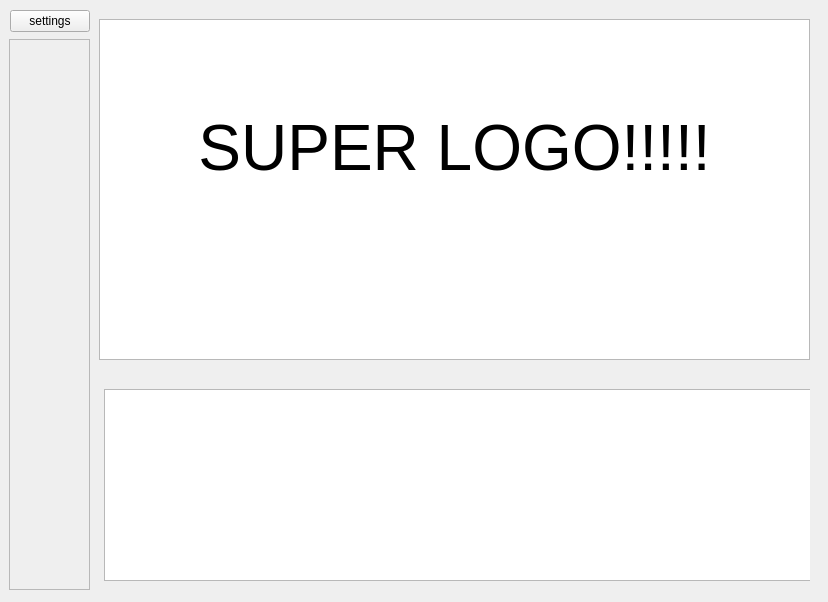
Before: the Qt Designer form ui/main_window.ui in dammmueller-calculator/calculator, drawn with Qt 5.
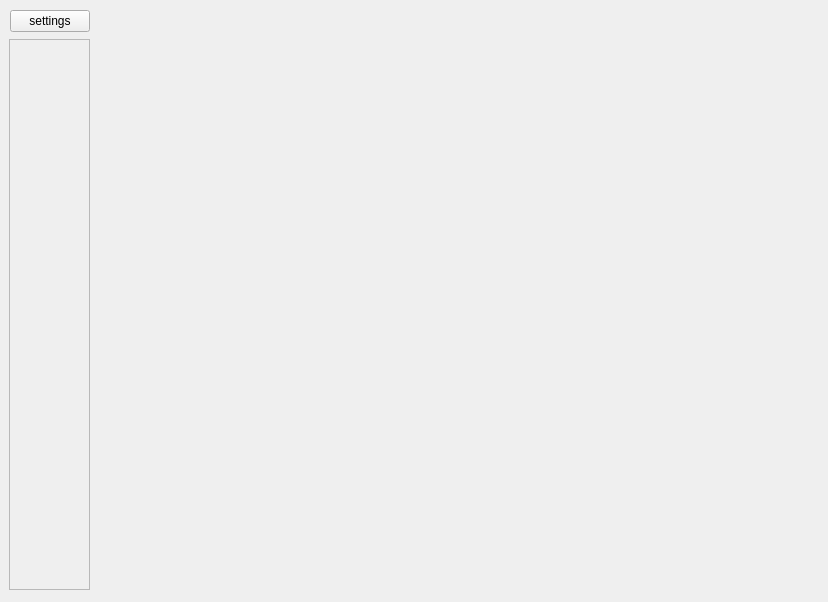
After: the same form once the commit is applied.

Diff of the .ui file:
```diff
--- a/ui/main_window.ui
+++ b/ui/main_window.ui
@@ -23,46 +23,7 @@
       <height>581</height>
      </rect>
     </property>
-    <widget class="QWidget" name="page">
-     <widget class="QTextEdit" name="logo">
-      <property name="enabled">
-       <bool>true</bool>
-      </property>
-      <property name="geometry">
-       <rect>
-        <x>10</x>
-        <y>10</y>
-        <width>711</width>
-        <height>341</height>
-       </rect>
-      </property>
-      <property name="html">
-       <string>&lt;!DOCTYPE HTML PUBLIC &quot;-//W3C//DTD HTML 4.0//EN&quot; &quot;http://www.w3.org/TR/REC-html40/strict.dtd&quot;&gt;
-&lt;html&gt;&lt;head&gt;&lt;meta name=&quot;qrichtext&quot; content=&quot;1&quot; /&gt;&lt;meta charset=&quot;utf-8&quot; /&gt;&lt;style type=&quot;text/css&quot;&gt;
-p, li { white-space: pre-wrap; }
-hr { height: 1px; border-width: 0; }
-li.unchecked::marker { content: &quot;\2610&quot;; }
-li.checked::marker { content: &quot;\2612&quot;; }
-&lt;/style&gt;&lt;/head&gt;&lt;body style=&quot; font-family:'Sans Serif'; font-size:9pt; font-weight:400; font-style:normal;&quot;&gt;
-&lt;p align=&quot;center&quot; style=&quot;-qt-paragraph-type:empty; margin-top:0px; margin-bottom:0px; margin-left:0px; margin-right:0px; -qt-block-indent:0; text-indent:0px;&quot;&gt;&lt;br /&gt;&lt;/p&gt;
-&lt;p align=&quot;center&quot; style=&quot;-qt-paragraph-type:empty; margin-top:0px; margin-bottom:0px; margin-left:0px; margin-right:0px; -qt-block-indent:0; text-indent:0px; font-size:48pt;&quot;&gt;&lt;br /&gt;&lt;/p&gt;
-&lt;p align=&quot;center&quot; style=&quot; margin-top:0px; margin-bottom:0px; margin-left:0px; margin-right:0px; -qt-block-indent:0; text-indent:0px;&quot;&gt;&lt;span style=&quot; font-size:48pt;&quot;&gt;SUPER LOGO!!!!!&lt;/span&gt;&lt;/p&gt;&lt;/body&gt;&lt;/html&gt;</string>
-      </property>
-      <property name="textInteractionFlags">
-       <set>Qt::TextInteractionFlag::NoTextInteraction</set>
-      </property>
-     </widget>
-     <widget class="QListView" name="historyList">
-      <property name="geometry">
-       <rect>
-        <x>15</x>
-        <y>380</y>
-        <width>711</width>
-        <height>192</height>
-       </rect>
-      </property>
-     </widget>
-    </widget>
+    <widget class="QWidget" name="page"/>
     <widget class="QWidget" name="page_2"/>
    </widget>
    <widget class="QPushButton" name="pushButton">
```
